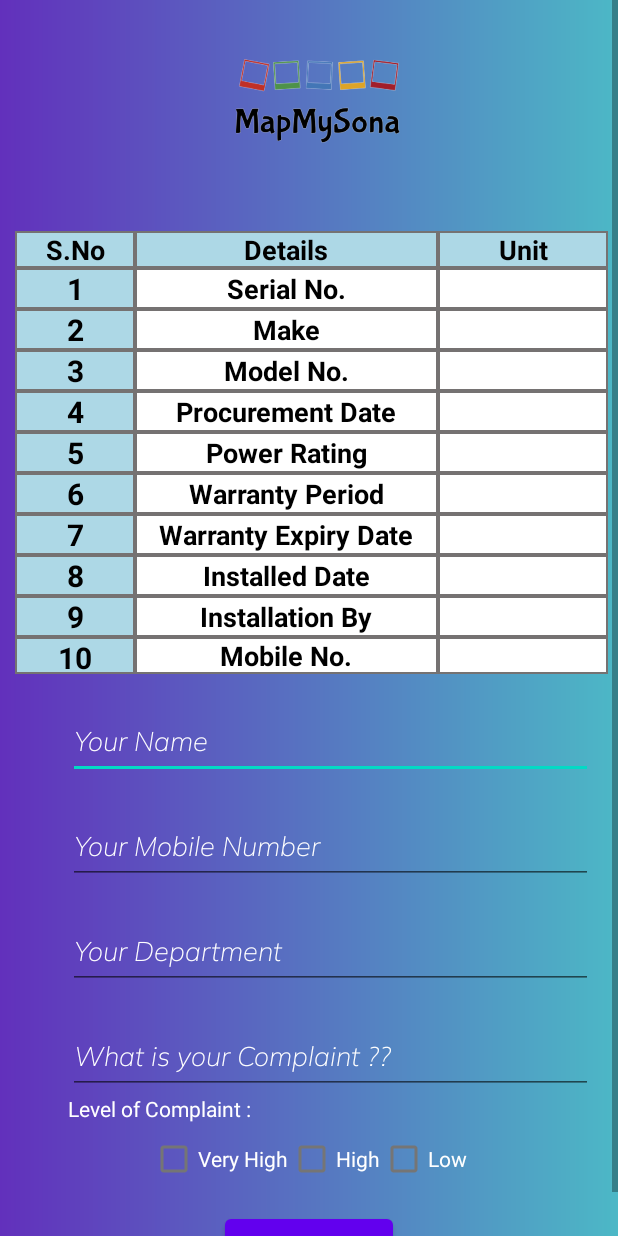
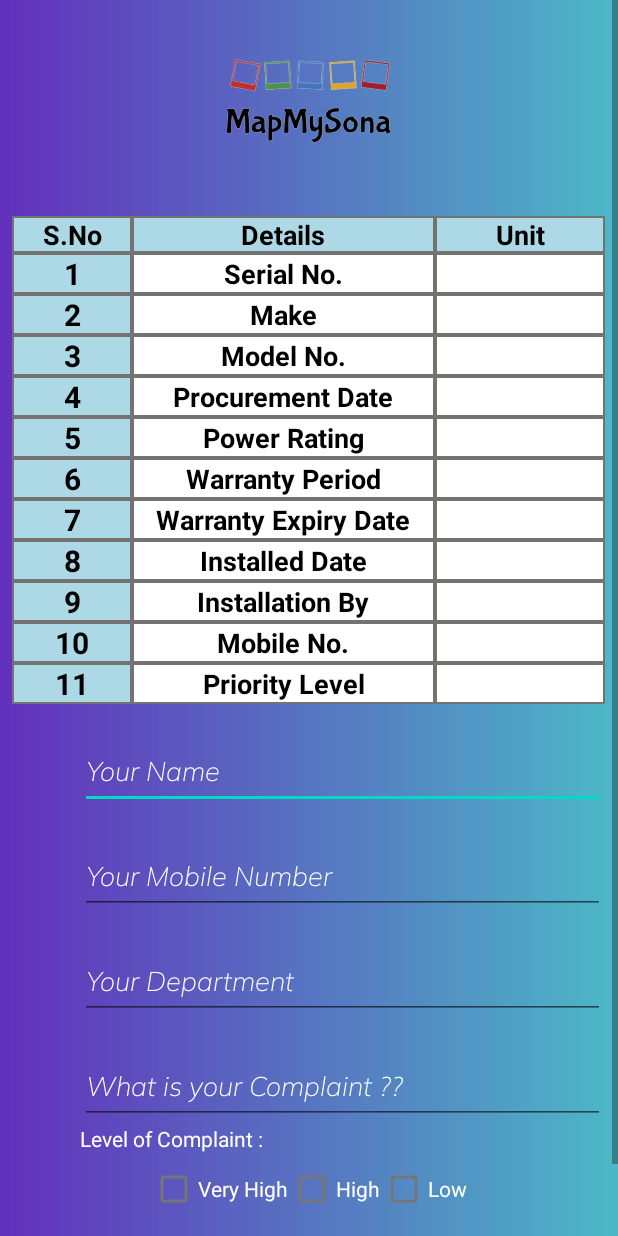
Before and after one commit to Huzair13/tms_client, an Android app: the complaint_Page screen opened directly, with no data from a screen before it, on a phone screen of 412 x 824 dp. Run offline under Robolectric (Android 15) with nearby library versions, the phone set to English and light mode, and no system bars; our stand-ins replace Firebase (no records; nobody signed in at launch, a user with empty details on screens opened directly); Roboto replaces fonts that are not available here.

Commit message:
feat : changes

```diff
--- a/app/src/main/java/com/example/map_my_sona/changepassword.java
+++ b/app/src/main/java/com/example/map_my_sona/changepassword.java
@@ -14,10 +14,6 @@ public class changepassword extends AppCompatActivity {
         // calling the action bar
         ActionBar actionBar = getSupportActionBar();
 
-        // Customize the back button
-//        actionBar.setHomeAsUpIndicator(R.drawable.mybutton);
 
-        // showing the back button in action bar
-        actionBar.setDisplayHomeAsUpEnabled(true);
     }
 }
--- a/app/src/main/res/layout/activity_complaint_page.xml
+++ b/app/src/main/res/layout/activity_complaint_page.xml
@@ -16,7 +16,8 @@
         <LinearLayout
             android:layout_width="wrap_content"
             android:layout_height="wrap_content"
-            android:orientation="horizontal">
+            android:orientation="horizontal"
+            android:layout_gravity="center">
 
 <!--            <ImageView-->
 <!--                android:id="@+id/imageView"-->
@@ -29,16 +30,15 @@
                 android:id="@+id/imageView2"
                 android:layout_width="123dp"
                 android:layout_height="134dp"
-                android:layout_marginStart="150dp"
                 app:srcCompat="@drawable/mapmysona_logo" />
         </LinearLayout>
 
 
         <TableLayout
             android:layout_width="wrap_content"
-            android:layout_height="295dp"
-            android:layout_marginLeft="10dp"
-            android:layout_marginTop="20dp"
+            android:layout_height="wrap_content"
+            android:layout_gravity="center"
+            android:layout_marginTop="10dp"
             android:textColor="@color/white">
 
             <TableRow>
@@ -47,9 +47,9 @@
                     android:layout_width="18dp"
                     android:layout_height="match_parent"
                     android:layout_weight="1"
+                    android:background="@drawable/cellshape"
                     android:gravity="center"
                     android:text="S.No"
-                    android:background="@drawable/cellshape"
                     android:textColor="@color/black"
                     android:textSize="18dp"
                     android:textStyle="bold" />
@@ -58,9 +58,9 @@
                     android:layout_width="131dp"
                     android:layout_height="match_parent"
                     android:layout_weight="1"
+                    android:background="@drawable/cellshape"
                     android:gravity="center"
                     android:text="Details"
-                    android:background="@drawable/cellshape"
                     android:textColor="@color/black"
                     android:textSize="18dp"
                     android:textStyle="bold" />
@@ -69,9 +69,9 @@
                     android:layout_width="113dp"
                     android:layout_height="match_parent"
                     android:layout_weight="1"
+                    android:background="@drawable/cellshape"
                     android:gravity="center"
                     android:text="Unit"
-                    android:background="@drawable/cellshape"
                     android:textColor="@color/black"
                     android:textSize="18dp"
                     android:textStyle="bold" />
@@ -84,19 +84,19 @@
                     android:layout_width="wrap_content"
                     android:layout_height="match_parent"
                     android:layout_weight="1"
+                    android:background="@drawable/cellshape"
                     android:gravity="center"
                     android:text="1"
                     android:textColor="@color/black"
                     android:textSize="20dp"
-                    android:background="@drawable/cellshape"
                     android:textStyle="bold" />
 
                 <TextView
                     android:layout_width="140dp"
                     android:layout_height="match_parent"
                     android:layout_weight="1"
+                    android:background="@drawable/table"
                     android:gravity="center"
-                    android:background="@drawable/table"
                     android:text="Serial No."
                     android:textColor="@color/black"
                     android:textSize="18dp"
@@ -107,9 +107,9 @@
                     android:layout_width="113dp"
                     android:layout_height="match_parent"
                     android:layout_weight="1"
+                    android:background="@drawable/table"
                     android:gravity="center"
                     android:text=""
-                    android:background="@drawable/table"
                     android:textColor="@color/black"
                     android:textSize="20dp"
                     android:textStyle="bold" />
@@ -122,9 +122,9 @@
                     android:layout_width="71dp"
                     android:layout_height="match_parent"
                     android:layout_weight="1"
+                    android:background="@drawable/cellshape"
                     android:gravity="center"
                     android:text="2"
-                    android:background="@drawable/cellshape"
                     android:textColor="@color/black"
                     android:textSize="20dp"
                     android:textStyle="bold" />
@@ -133,9 +133,9 @@
                     android:layout_width="140dp"
                     android:layout_height="match_parent"
                     android:layout_weight="1"
+                    android:background="@drawable/table"
                     android:gravity="center"
                     android:text="Make"
-                    android:background="@drawable/table"
                     android:textColor="@color/black"
                     android:textSize="18dp"
                     android:textStyle="bold" />
@@ -145,9 +145,9 @@
                     android:layout_width="113dp"
                     android:layout_height="match_parent"
                     android:layout_weight="1"
+                    android:background="@drawable/table"
                     android:gravity="center"
                     android:text=""
-                    android:background="@drawable/table"
                     android:textColor="@color/black"
                     android:textSize="20dp"
                     android:textStyle="bold" />
@@ -160,9 +160,9 @@
                     android:layout_width="76dp"
                     android:layout_height="match_parent"
                     android:layout_weight="1"
+                    android:background="@drawable/cellshape"
                     android:gravity="center"
                     android:text="3"
-                    android:background="@drawable/cellshape"
                     android:textColor="@color/black"
                     android:textSize="20dp"
                     android:textStyle="bold" />
@@ -171,9 +171,9 @@
                     android:layout_width="140dp"
                     android:layout_height="match_parent"
                     android:layout_weight="1"
+                    android:background="@drawable/table"
                     android:gravity="center"
                     android:text="Model No."
-                    android:background="@drawable/table"
                     android:textColor="@color/black"
                     android:textSize="18dp"
                     android:textStyle="bold" />
@@ -183,9 +183,9 @@
                     android:layout_width="113dp"
                     android:layout_height="match_parent"
                     android:layout_weight="1"
+                    android:background="@drawable/table"
                     android:gravity="center"
                     android:text=""
-                    android:background="@drawable/table"
                     android:textColor="@color/black"
                     android:textSize="20dp"
                     android:textStyle="bold" />
@@ -198,9 +198,9 @@
                     android:layout_width="80dp"
                     android:layout_height="wrap_content"
                     android:layout_weight="1"
+                    android:background="@drawable/cellshape"
                     android:gravity="center"
                     android:text="4"
-                    android:background="@drawable/cellshape"
                     android:textColor="@color/black"
                     android:textSize="20dp"
                     android:textStyle="bold" />
@@ -209,9 +209,9 @@
                     android:layout_width="202dp"
                     android:layout_height="match_parent"
                     android:layout_weight="1"
+                    android:background="@drawable/table"
                     android:gravity="center"
                     android:text="Procurement Date"
-                    android:background="@drawable/table"
                     android:textColor="@color/black"
                     android:textSize="18dp"
                     android:textStyle="bold" />
@@ -221,8 +221,8 @@
                     android:layout_width="113dp"
                     android:layout_height="match_parent"
                     android:layout_weight="1"
+                    android:background="@drawable/table"
                     android:gravity="center"
-                    android:background="@drawable/table"
                     android:text=""
                     android:textColor="@color/black"
                     android:textSize="20dp"
@@ -236,9 +236,9 @@
                     android:layout_width="77dp"
                     android:layout_height="match_parent"
                     android:layout_weight="1"
+                    android:background="@drawable/cellshape"
                     android:gravity="center"
                     android:text="5"
-                    android:background="@drawable/cellshape"
                     android:textColor="@color/black"
                     android:textSize="20dp"
                     android:textStyle="bold" />
@@ -247,10 +247,10 @@
                     android:layout_width="140dp"
                     android:layout_height="match_parent"
                     android:layout_weight="1"
+                    android:background="@drawable/table"
                     android:gravity="center"
                     android:text="Power Rating"
                     android:textColor="@color/black"
-                    android:background="@drawable/table"
                     android:textSize="18dp"
                     android:textStyle="bold" />
 
@@ -259,9 +259,9 @@
                     android:layout_width="113dp"
                     android:layout_height="match_parent"
                     android:layout_weight="1"
+                    android:background="@drawable/table"
                     android:gravity="center"
                     android:text=""
-                    android:background="@drawable/table"
                     android:textColor="@color/black"
                     android:textSize="20dp"
                     android:textStyle="bold" />
@@ -274,9 +274,9 @@
                     android:layout_width="73dp"
                     android:layout_height="match_parent"
                     android:layout_weight="1"
+                    android:background="@drawable/cellshape"
                     android:gravity="center"
                     android:text="6"
-                    android:background="@drawable/cellshape"
                     android:textColor="@color/black"
                     android:textSize="20dp"
                     android:textStyle="bold" />
@@ -285,11 +285,11 @@
                     android:layout_width="140dp"
                     android:layout_height="match_parent"
                     android:layout_weight="1"
+                    android:background="@drawable/table"
                     android:gravity="center"
                     android:text="Warranty Period"
                     android:textColor="@color/black"
                     android:textSize="18dp"
-                    android:background="@drawable/table"
                     android:textStyle="bold" />
 
                 <TextView
@@ -297,9 +297,9 @@
                     android:layout_width="113dp"
                     android:layout_height="match_parent"
                     android:layout_weight="1"
+                    android:background="@drawable/table"
                     android:gravity="center"
                     android:text=""
-                    android:background="@drawable/table"
                     android:textColor="@color/black"
                     android:textSize="20dp"
                     android:textStyle="bold" />
@@ -312,9 +312,9 @@
                     android:layout_width="80dp"
                     android:layout_height="match_parent"
                     android:layout_weight="1"
+                    android:background="@drawable/cellshape"
                     android:gravity="center"
                     android:text="7"
-                    android:background="@drawable/cellshape"
                     android:textColor="@color/black"
                     android:textSize="20dp"
                     android:textStyle="bold" />
@@ -323,11 +323,11 @@
                     android:layout_width="140dp"
                     android:layout_height="match_parent"
                     android:layout_weight="1"
+                    android:background="@drawable/table"
                     android:gravity="center"
                     android:text="Warranty Expiry Date"
                     android:textColor="@color/black"
                     android:textSize="18dp"
-                    android:background="@drawable/table"
                     android:textStyle="bold" />
 
                 <TextView
@@ -350,9 +350,9 @@
                     android:layout_width="80dp"
                     android:layout_height="match_parent"
                     android:layout_weight="1"
+                    android:background="@drawable/cellshape"
                     android:gravity="center"
                     android:text="8"
-                    android:background="@drawable/cellshape"
                     android:textColor="@color/black"
                     android:textSize="20dp"
                     android:textStyle="bold" />
@@ -361,9 +361,9 @@
                     android:layout_width="140dp"
                     android:layout_height="match_parent"
                     android:layout_weight="1"
+                    android:background="@drawable/table"
                     android:gravity="center"
                     android:text="Installed Date"
-                    android:background="@drawable/table"
                     android:textColor="@color/black"
                     android:textSize="18dp"
                     android:textStyle="bold" />
@@ -371,9 +371,9 @@
                 <TextView
                     android:id="@+id/ins_date_unit"
                     android:layout_width="113dp"
-                    android:background="@drawable/table"
                     android:layout_height="match_parent"
                     android:layout_weight="1"
+                    android:background="@drawable/table"
                     android:gravity="center"
                     android:text=""
                     android:textColor="@color/black"
@@ -388,9 +388,9 @@
                     android:layout_width="79dp"
                     android:layout_height="match_parent"
                     android:layout_weight="1"
+                    android:background="@drawable/cellshape"
                     android:gravity="center"
                     android:text="9"
-                    android:background="@drawable/cellshape"
                     android:textColor="@color/black"
                     android:textSize="20dp"
                     android:textStyle="bold" />
@@ -399,8 +399,8 @@
                     android:layout_width="140dp"
                     android:layout_height="match_parent"
                     android:layout_weight="1"
+                    android:background="@drawable/table"
                     android:gravity="center"
-                    android:background="@drawable/table"
                     android:text="Installation By"
                     android:textColor="@color/black"
                     android:textSize="18dp"
@@ -409,9 +409,9 @@
                 <TextView
                     android:id="@+id/ins_by_unit"
                     android:layout_width="113dp"
-                    android:background="@drawable/table"
                     android:layout_height="match_parent"
                     android:layout_weight="1"
+                    android:background="@drawable/table"
                     android:gravity="center"
                     android:text=""
                     android:textColor="@color/black"
@@ -419,15 +419,16 @@
                     android:textStyle="bold" />
 
             </TableRow>
+
             <TableRow>
 
                 <TextView
                     android:layout_width="wrap_content"
                     android:layout_height="match_parent"
                     android:layout_weight="1"
+                    android:background="@drawable/cellshape"
                     android:gravity="center"
                     android:text="10"
-                    android:background="@drawable/cellshape"
                     android:textColor="@color/black"
                     android:textSize="20dp"
                     android:textStyle="bold" />
@@ -436,11 +437,11 @@
                     android:layout_width="140dp"
                     android:layout_height="match_parent"
                     android:layout_weight="1"
+                    android:background="@drawable/table"
                     android:gravity="center"
                     android:text="Mobile No."
                     android:textColor="@color/black"
                     android:textSize="18dp"
-                    android:background="@drawable/table"
                     android:textStyle="bold" />
 
                 <TextView
@@ -448,29 +449,73 @@
                     android:layout_width="113dp"
                     android:layout_height="match_parent"
                     android:layout_weight="1"
+                    android:background="@drawable/table"
                     android:gravity="center"
                     android:text=""
                     android:textColor="@color/black"
+                    android:textSize="20dp"
+                    android:textStyle="bold" />
+
+            </TableRow>
+
+            <TableRow>
+
+                <TextView
+                    android:layout_width="wrap_content"
+                    android:layout_height="match_parent"
+                    android:layout_weight="1"
+                    android:background="@drawable/cellshape"
+                    android:gravity="center"
+                    android:text="11"
+                    android:textColor="@color/black"
+                    android:textSize="20dp"
+                    android:textStyle="bold" />
+
+                <TextView
+                    android:layout_width="140dp"
+                    android:layout_height="match_parent"
+                    android:layout_weight="1"
                     android:background="@drawable/table"
+                    android:gravity="center"
+                    android:text="Priority Level"
+                    android:textColor="@color/black"
+                    android:textSize="18dp"
+                    android:textStyle="bold" />
+
+                <TextView
+                    android:id="@+id/priority_unit"
+                    android:layout_width="113dp"
+                    android:layout_height="match_parent"
+                    android:layout_weight="1"
+                    android:background="@drawable/table"
+                    android:gravity="center"
+                    android:text=""
+                    android:textColor="@color/black"
                     android:textSize="20dp"
                     android:textStyle="bold" />
 
             </TableRow>
 
 
+
         </TableLayout>
 
+    <LinearLayout
+        android:layout_width="wrap_content"
+        android:layout_height="wrap_content"
+        android:orientation="vertical"
+        android:layout_gravity="center">
         <EditText
             android:id="@+id/scan_qr_com_name"
             android:layout_width="350dp"
             android:layout_height="50dp"
             android:layout_marginLeft="45dp"
             android:layout_marginTop="20dp"
-            android:textColor="@color/white"
-            android:textStyle="bold"
             android:fontFamily="@font/mulish"
             android:hint="Your Name"
-            android:textColorHint="@color/white">
+            android:textColor="@color/white"
+            android:textColorHint="@color/white"
+            android:textStyle="bold">
 
         </EditText>
 
@@ -594,5 +639,5 @@
             tools:ignore="OnClick" />
 
     </LinearLayout>
-
+    </LinearLayout>
 </ScrollView>
--- a/app/src/main/res/layout/activity_loginpage.xml
+++ b/app/src/main/res/layout/activity_loginpage.xml
@@ -46,7 +46,7 @@
         android:layout_width="match_parent"
         android:layout_height="wrap_content"
         android:layout_marginTop="310dp"
-        android:hint="UserName or Email"
+        android:hint="Username "
         android:padding="15dp"
         app:startIconDrawable="@drawable/ic_baseline_perm_identity_24"
         app:boxCornerRadiusTopEnd="@dimen/browser_actions_context_menu_min_padding"
@@ -130,7 +130,6 @@
         android:id="@+id/forgetpassword"
         android:layout_width="wrap_content"
         android:layout_height="wrap_content"
-
         android:layout_below="@+id/loginbutton"
         android:layout_marginStart="100dp"
         android:layout_marginTop="15dp"
--- a/app/src/main/res/layout/activity_manualentry.xml
+++ b/app/src/main/res/layout/activity_manualentry.xml
@@ -24,7 +24,8 @@
     <LinearLayout
         android:layout_width="wrap_content"
         android:layout_height="wrap_content"
-        android:orientation="horizontal">
+        android:orientation="horizontal"
+        android:layout_gravity="center">
 
 <!--      <ImageView-->
 <!--          android:id="@+id/imageView"-->
@@ -37,7 +38,6 @@
           android:id="@+id/imageView2"
           android:layout_width="123dp"
           android:layout_height="102dp"
-          android:layout_marginStart="150dp"
           app:srcCompat="@drawable/mapmysona_logo" />
     </LinearLayout>
 
--- a/app/src/main/res/layout/drawer_header.xml
+++ b/app/src/main/res/layout/drawer_header.xml
@@ -10,6 +10,7 @@
         android:layout_width="160dp"
         android:layout_height="130dp"
         android:src="@drawable/new_logo2"
+        android:layout_gravity="center"
         />
 
     <TextView
@@ -19,6 +20,7 @@
         android:text="www.sonatech.ac.in"
         android:textColor="@color/white"
         android:padding="10dp"
-        android:textSize="18sp" />
+        android:textSize="18dp"
+        android:layout_gravity="center"/>
 
 </LinearLayout>
```
Also changed, not shown: app/src/main/res/layout/activity_changepassword.xml (+4 -4 lines), app/src/main/res/layout/activity_emergency_contact.xml (+12 -0 lines), app/src/main/res/layout/activity_historyviewdetails.xml (+20 -21 lines), app/src/main/res/layout/activity_newqrcode.xml (+3 -9 lines), app/src/main/res/layout/activity_qr_id_generator.xml (+3 -8 lines), app/src/main/res/layout/activity_scanner_page.xml (+19 -6 lines), app/src/main/res/layout/activity_update_database.xml (+7 -12 lines), app/src/main/res/drawable/emcontact.webp (added).
